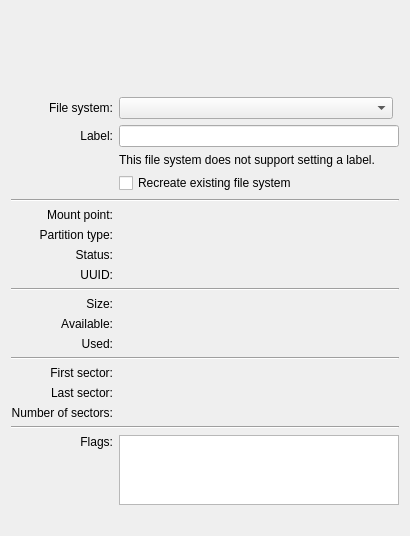
Qt form src/gui/partpropswidgetbase.ui (KDE/partitionmanager) before a commit.
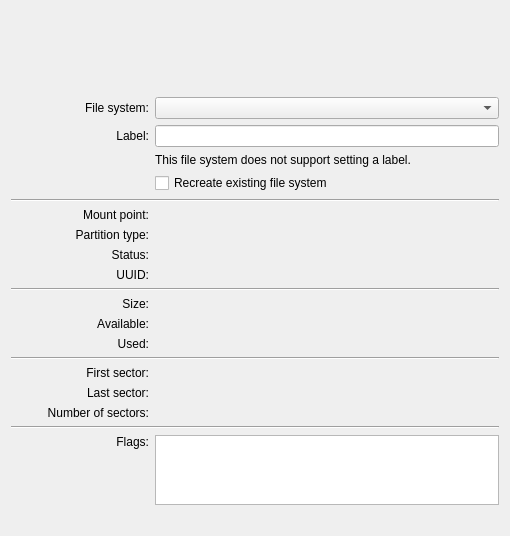
The same form after that commit. Custom widgets are drawn as their Qt base class.

Commit message: simplyfy grid layout, fix horizontal stretch

What changed in the file:
```diff
--- a/src/gui/partpropswidgetbase.ui
+++ b/src/gui/partpropswidgetbase.ui
@@ -6,12 +6,12 @@
    <rect>
     <x>0</x>
     <y>0</y>
-    <width>410</width>
-    <height>510</height>
+    <width>499</width>
+    <height>502</height>
    </rect>
   </property>
   <layout class="QGridLayout" name="gridLayout">
-   <item row="0" column="0" rowspan="2" colspan="3">
+   <item row="0" column="0" colspan="2">
     <widget class="PartWidget" name="m_PartWidget" native="true">
      <property name="minimumSize">
       <size>
@@ -27,7 +27,39 @@
      </property>
     </widget>
    </item>
-   <item row="4" column="0">
+   <item row="1" column="0" colspan="2">
+    <spacer name="verticalSpacer">
+     <property name="orientation">
+      <enum>Qt::Vertical</enum>
+     </property>
+     <property name="sizeType">
+      <enum>QSizePolicy::Fixed</enum>
+     </property>
+     <property name="sizeHint" stdset="0">
+      <size>
+       <width>478</width>
+       <height>20</height>
+      </size>
+     </property>
+    </spacer>
+   </item>
+   <item row="2" column="0">
+    <widget class="QLabel" name="m_LabelFileSystem">
+     <property name="text">
+      <string comment="@label:listbox">File system:</string>
+     </property>
+     <property name="alignment">
+      <set>Qt::AlignRight|Qt::AlignTrailing|Qt::AlignVCenter</set>
+     </property>
+     <property name="buddy">
+      <cstring>m_ComboFileSystem</cstring>
+     </property>
+    </widget>
+   </item>
+   <item row="2" column="1">
+    <widget class="KComboBox" name="m_ComboFileSystem"/>
+   </item>
+   <item row="3" column="0">
     <widget class="QLabel" name="m_LabelTextLabel">
      <property name="text">
       <string comment="@label">Label:</string>
@@ -40,14 +72,14 @@
      </property>
     </widget>
    </item>
-   <item row="4" column="1" colspan="2">
+   <item row="3" column="1">
     <widget class="KLineEdit" name="m_EditLabel">
      <property name="maxLength">
       <number>16</number>
      </property>
     </widget>
    </item>
-   <item row="5" column="1" colspan="2">
+   <item row="4" column="1">
     <widget class="QLabel" name="m_LabelTextNoSetLabel">
      <property name="text">
       <string comment="@label">This file system does not support setting a label.</string>
@@ -57,37 +89,21 @@
      </property>
     </widget>
    </item>
-   <item row="3" column="0">
-    <widget class="QLabel" name="m_LabelFileSystem">
+   <item row="5" column="1">
+    <widget class="QCheckBox" name="m_CheckRecreate">
      <property name="text">
-      <string comment="@label:listbox">File system:</string>
+      <string comment="@action:button">Recreate existing file system</string>
      </property>
-     <property name="alignment">
-      <set>Qt::AlignRight|Qt::AlignTrailing|Qt::AlignVCenter</set>
-     </property>
-     <property name="buddy">
-      <cstring>m_ComboFileSystem</cstring>
-     </property>
     </widget>
    </item>
-   <item row="3" column="1">
-    <widget class="KComboBox" name="m_ComboFileSystem">
-     <property name="sizePolicy">
-      <sizepolicy hsizetype="Preferred" vsizetype="Fixed">
-       <horstretch>2</horstretch>
-       <verstretch>0</verstretch>
-      </sizepolicy>
-     </property>
-    </widget>
-   </item>
-   <item row="8" column="0" colspan="3">
+   <item row="6" column="0" colspan="2">
     <widget class="Line" name="line_5">
      <property name="orientation">
       <enum>Qt::Horizontal</enum>
      </property>
     </widget>
    </item>
-   <item row="9" column="0">
+   <item row="7" column="0">
     <widget class="QLabel" name="m_LabelTextMountPoint">
      <property name="text">
       <string comment="@label">Mount point:</string>
@@ -97,14 +113,14 @@
      </property>
     </widget>
    </item>
-   <item row="9" column="1" colspan="2">
+   <item row="7" column="1">
     <widget class="QLabel" name="m_LabelMountPoint">
      <property name="textInteractionFlags">
       <set>Qt::LinksAccessibleByMouse|Qt::TextSelectableByKeyboard|Qt::TextSelectableByMouse</set>
      </property>
     </widget>
    </item>
-   <item row="10" column="0">
+   <item row="8" column="0">
     <widget class="QLabel" name="m_LabelTextRole">
      <property name="text">
       <string comment="@label">Partition type:</string>
@@ -114,14 +130,14 @@
      </property>
     </widget>
    </item>
-   <item row="10" column="1" colspan="2">
+   <item row="8" column="1">
     <widget class="QLabel" name="m_LabelRole">
      <property name="textInteractionFlags">
       <set>Qt::LinksAccessibleByMouse|Qt::TextSelectableByKeyboard|Qt::TextSelectableByMouse</set>
      </property>
     </widget>
    </item>
-   <item row="11" column="0">
+   <item row="9" column="0">
     <widget class="QLabel" name="m_LabelTextStatus">
      <property name="text">
       <string comment="@label">Status:</string>
@@ -131,22 +147,45 @@
      </property>
     </widget>
    </item>
-   <item row="11" column="1" colspan="2">
+   <item row="9" column="1">
     <widget class="QLabel" name="m_LabelStatus">
      <property name="textInteractionFlags">
       <set>Qt::LinksAccessibleByMouse|Qt::TextSelectableByKeyboard|Qt::TextSelectableByMouse</set>
      </property>
     </widget>
    </item>
-   <item row="14" column="0" colspan="3">
+   <item row="10" column="0">
+    <widget class="QLabel" name="m_LabelTextUuid">
+     <property name="text">
+      <string comment="@label">UUID:</string>
+     </property>
+     <property name="alignment">
+      <set>Qt::AlignRight|Qt::AlignTrailing|Qt::AlignVCenter</set>
+     </property>
+    </widget>
+   </item>
+   <item row="10" column="1">
+    <widget class="QLabel" name="m_LabelUuid">
+     <property name="textInteractionFlags">
+      <set>Qt::LinksAccessibleByMouse|Qt::TextSelectableByKeyboard|Qt::TextSelectableByMouse</set>
+     </property>
+    </widget>
+   </item>
+   <item row="11" column="0" colspan="2">
     <widget class="Line" name="line_2">
      <property name="orientation">
       <enum>Qt::Horizontal</enum>
      </property>
     </widget>
    </item>
-   <item row="15" column="0">
+   <item row="12" column="0">
     <widget class="QLabel" name="m_LabelTextCapacity">
+     <property name="sizePolicy">
+      <sizepolicy hsizetype="Preferred" vsizetype="Preferred">
+       <horstretch>2</horstretch>
+       <verstretch>0</verstretch>
+      </sizepolicy>
+     </property>
      <property name="text">
       <string comment="@label">Size:</string>
      </property>
@@ -155,14 +194,20 @@
      </property>
     </widget>
    </item>
-   <item row="15" column="1" colspan="2">
+   <item row="12" column="1">
     <widget class="QLabel" name="m_LabelCapacity">
+     <property name="sizePolicy">
+      <sizepolicy hsizetype="Preferred" vsizetype="Preferred">
+       <horstretch>5</horstretch>
+       <verstretch>0</verstretch>
+      </sizepolicy>
+     </property>
      <property name="textInteractionFlags">
       <set>Qt::LinksAccessibleByMouse|Qt::TextSelectableByKeyboard|Qt::TextSelectableByMouse</set>
      </property>
     </widget>
    </item>
-   <item row="16" column="0">
+   <item row="13" column="0">
     <widget class="QLabel" name="m_LabelTextAvailable">
      <property name="text">
       <string comment="@label partition capacity available">Available:</string>
@@ -172,14 +217,14 @@
      </property>
     </widget>
    </item>
-   <item row="16" column="1" colspan="2">
+   <item row="13" column="1">
     <widget class="QLabel" name="m_LabelAvailable">
      <property name="textInteractionFlags">
       <set>Qt::LinksAccessibleByMouse|Qt::TextSelectableByKeyboard|Qt::TextSelectableByMouse</set>
      </property>
     </widget>
    </item>
-   <item row="17" column="0">
+   <item row="14" column="0">
     <widget class="QLabel" name="m_LabelTextUsed">
      <property name="text">
       <string comment="@label partition capacity used">Used:</string>
@@ -189,21 +234,21 @@
      </property>
     </widget>
    </item>
-   <item row="17" column="1" colspan="2">
+   <item row="14" column="1">
     <widget class="QLabel" name="m_LabelUsed">
      <property name="textInteractionFlags">
       <set>Qt::LinksAccessibleByMouse|Qt::TextSelectableByKeyboard|Qt::TextSelectableByMouse</set>
      </property>
     </widget>
    </item>
-   <item row="18" column="0" colspan="3">
+   <item row="15" column="0" colspan="2">
     <widget class="Line" name="line">
      <property name="orientation">
       <enum>Qt::Horizontal</enum>
      </property>
     </widget>
    </item>
-   <item row="19" column="0">
+   <item row="16" column="0">
     <widget class="QLabel" name="m_LabelTextFirstSector">
      <property name="text">
       <string comment="@label">First sector:</string>
@@ -213,14 +258,14 @@
      </property>
     </widget>
    </item>
-   <item row="19" column="1" colspan="2">
+   <item row="16" column="1">
     <widget class="QLabel" name="m_LabelFirstSector">
      <property name="textInteractionFlags">
       <set>Qt::LinksAccessibleByMouse|Qt::TextSelectableByKeyboard|Qt::TextSelectableByMouse</set>
      </property>
     </widget>
    </item>
-   <item row="20" column="0">
+   <item row="17" column="0">
     <widget class="QLabel" name="m_LabelTextLastSector">
      <property name="text">
       <string comment="@label">Last sector:</string>
@@ -230,14 +275,14 @@
      </property>
     </widget>
    </item>
-   <item row="20" column="1" colspan="2">
+   <item row="17" column="1">
     <widget class="QLabel" name="m_LabelLastSector">
      <property name="textInteractionFlags">
       <set>Qt::LinksAccessibleByMouse|Qt::TextSelectableByKeyboard|Qt::TextSelectableByMouse</set>
      </property>
     </widget>
    </item>
-   <item row="21" column="0">
+   <item row="18" column="0">
     <widget class="QLabel" name="m_LabelTextNumSectors">
      <property name="text">
       <string comment="@label">Number of sectors:</string>
@@ -247,21 +292,21 @@
      </property>
     </widget>
    </item>
-   <item row="21" column="1" colspan="2">
+   <item row="18" column="1">
     <widget class="QLabel" name="m_LabelNumSectors">
      <property name="textInteractionFlags">
       <set>Qt::LinksAccessibleByMouse|Qt::TextSelectableByKeyboard|Qt::TextSelectableByMouse</set>
      </property>
     </widget>
    </item>
-   <item row="22" column="0" colspan="3">
+   <item row="19" column="0" colspan="2">
     <widget class="Line" name="m_LineListFlags">
      <property name="orientation">
       <enum>Qt::Horizontal</enum>
      </property>
     </widget>
    </item>
-   <item row="23" column="0">
+   <item row="20" column="0">
     <widget class="QLabel" name="m_LabelTextFlags">
      <property name="text">
       <string comment="@label">Flags:</string>
@@ -274,7 +319,7 @@
      </property>
     </widget>
    </item>
-   <item row="23" column="1" colspan="2">
+   <item row="20" column="1">
     <widget class="QListWidget" name="m_ListFlags">
      <property name="horizontalScrollBarPolicy">
       <enum>Qt::ScrollBarAlwaysOff</enum>
@@ -290,7 +335,7 @@
      </property>
     </widget>
    </item>
-   <item row="24" column="1" colspan="2">
+   <item row="21" column="0" colspan="2">
     <spacer name="verticalSpacer_2">
      <property name="orientation">
       <enum>Qt::Vertical</enum>
@@ -300,52 +345,12 @@
      </property>
      <property name="sizeHint" stdset="0">
       <size>
-       <width>20</width>
+       <width>488</width>
        <height>20</height>
       </size>
      </property>
     </spacer>
    </item>
-   <item row="6" column="1">
-    <widget class="QCheckBox" name="m_CheckRecreate">
-     <property name="text">
-      <string comment="@action:button">Recreate existing file system</string>
-     </property>
-    </widget>
-   </item>
-   <item row="2" column="0" colspan="2">
-    <spacer name="verticalSpacer">
-     <property name="orientation">
-      <enum>Qt::Vertical</enum>
-     </property>
-     <property name="sizeType">
-      <enum>QSizePolicy::Fixed</enum>
-     </property>
-     <property name="sizeHint" stdset="0">
-      <size>
-       <width>20</width>
-       <height>20</height>
-      </size>
-     </property>
-    </spacer>
-   </item>
-   <item row="12" column="0">
-    <widget class="QLabel" name="m_LabelTextUuid">
-     <property name="text">
-      <string comment="@label">UUID:</string>
-     </property>
-     <property name="alignment">
-      <set>Qt::AlignRight|Qt::AlignTrailing|Qt::AlignVCenter</set>
-     </property>
-    </widget>
-   </item>
-   <item row="12" column="1">
-    <widget class="QLabel" name="m_LabelUuid">
-     <property name="textInteractionFlags">
-      <set>Qt::LinksAccessibleByMouse|Qt::TextSelectableByKeyboard|Qt::TextSelectableByMouse</set>
-     </property>
-    </widget>
-   </item>
   </layout>
  </widget>
  <customwidgets>
```
Left out of the diff: 6 changed lines with no effect on the pictures.
